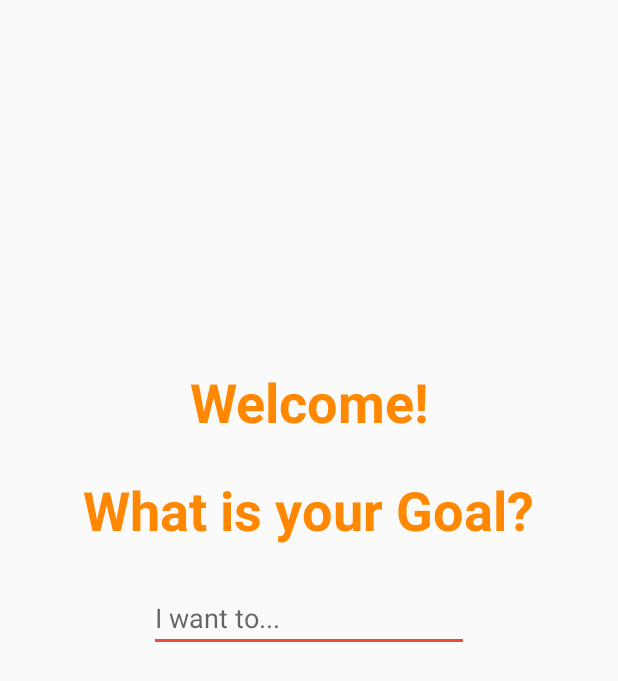
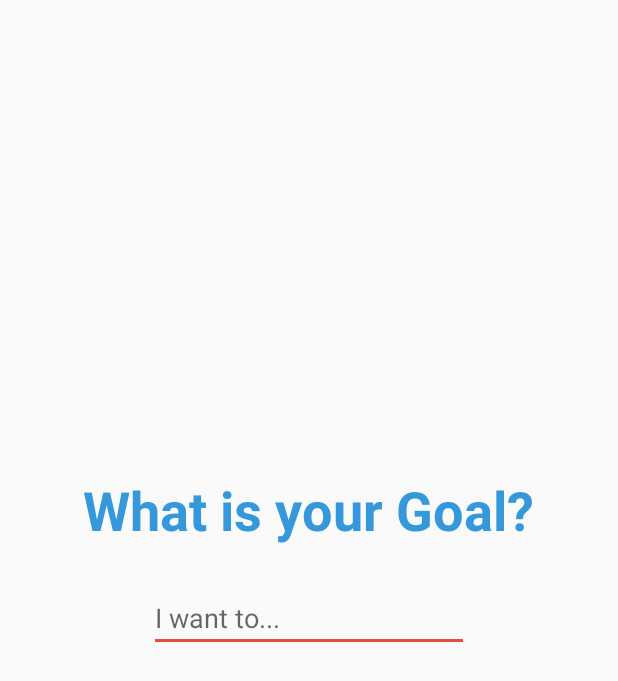
Before and after one commit to kelvinharron/mind-body-bro, an Android app: the screen it shows after launch (MainActivity), on a phone screen of 412 x 824 dp. Shown: the top 681 px of the screen. Run offline under Robolectric (Android 15) with nearby library versions, the light colour scheme and no system bars.

Commit message:
fixed priority issue

```diff
--- a/app/src/main/java/com/example/kelvinharron/mind_body_bro/AdapterMoveGoal.java
+++ b/app/src/main/java/com/example/kelvinharron/mind_body_bro/AdapterMoveGoal.java
@@ -39,13 +39,12 @@ public class AdapterMoveGoal extends RecyclerView.Adapter<AdapterMoveGoal.GoalVi
 
         holder.goalName.setText(goal.getGoalName());
         holder.goalDateCreated.setText(goal.getGoalCreatedDate());
-//        holder.goalPriority.setText(goal.getGoalPriority());
+        holder.goalPriority.setText(String.valueOf(goal.getGoalPriority()));
 
     }
 
     @Override
     public int getItemCount() {
-
         return moveGoalData.size();
     }
 
--- a/app/src/main/java/com/example/kelvinharron/mind_body_bro/Goal.java
+++ b/app/src/main/java/com/example/kelvinharron/mind_body_bro/Goal.java
@@ -59,7 +59,6 @@ public class Goal {
         } else if (priority > 3) {
             priority = 3;
         }
-
         goalPriority = priority;
     }
 
--- a/app/src/main/res/layout/activity_main.xml
+++ b/app/src/main/res/layout/activity_main.xml
@@ -12,19 +12,6 @@
     android:orientation="vertical">
 
 
-    <TextView
-
-        android:layout_width="wrap_content"
-        android:text="Welcome!"
-        android:textSize="36sp"
-        android:textStyle="bold"
-        android:layout_height="wrap_content"
-        android:textAlignment="center"
-        android:textColor="@android:color/holo_orange_dark"
-        android:layout_marginBottom="97dp"
-        android:layout_above="@+id/goalEditText"
-        android:layout_centerHorizontal="true" />
-
     <EditText
         android:layout_width="wrap_content"
         android:layout_height="wrap_content"
@@ -34,7 +21,7 @@
         android:layout_centerVertical="true"
         android:layout_centerHorizontal="true"
         android:hint="I want to..."
-        android:textColor="?attr/colorPrimary" />
+        android:textColor="@color/themeBlue" />
 
     <TextView
 
@@ -43,7 +30,7 @@
         android:textSize="36sp"
         android:textStyle="bold"
         android:layout_height="wrap_content"
-        android:textColor="@android:color/holo_orange_dark"
+        android:textColor="@color/themeBlue"
         android:layout_above="@+id/goalEditText"
         android:layout_centerHorizontal="true"
         android:layout_marginBottom="25dp" />
--- a/app/src/main/res/layout/fragment_bro.xml
+++ b/app/src/main/res/layout/fragment_bro.xml
@@ -8,6 +8,8 @@
         android:layout_width="wrap_content"
         android:layout_height="wrap_content"
         android:layout_centerInParent="true"
+        android:textStyle="italic"
+        android:textColor="@color/themeBlue"
         android:text="Bro Goals"
         android:textAppearance="?android:attr/textAppearanceLarge"/>
 
--- a/app/src/main/res/layout/fragment_bros.xml
+++ b/app/src/main/res/layout/fragment_bros.xml
@@ -9,6 +9,8 @@
         android:layout_height="wrap_content"
         android:layout_centerInParent="true"
         android:text="Bros Goals"
+        android:textStyle="italic"
+        android:textColor="@color/themeBlue"
         android:textAppearance="?android:attr/textAppearanceLarge"/>
 
 </RelativeLayout>
--- a/app/src/main/res/layout/fragment_grow.xml
+++ b/app/src/main/res/layout/fragment_grow.xml
@@ -9,6 +9,8 @@
         android:layout_height="wrap_content"
         android:layout_centerInParent="true"
         android:text="Grow Goals"
+        android:textStyle="italic"
+        android:textColor="@color/themeBlue"
         android:textAppearance="?android:attr/textAppearanceLarge"/>
 
 </RelativeLayout>
--- a/app/src/main/res/layout/fragment_move.xml
+++ b/app/src/main/res/layout/fragment_move.xml
@@ -10,6 +10,8 @@
         android:layout_height="wrap_content"
         android:layout_centerInParent="true"
         android:text="Move Goals"
+        android:textStyle="italic"
+        android:textColor="@color/themeBlue"
         android:textAppearance="?android:attr/textAppearanceLarge"/>
 
     <android.support.v7.widget.RecyclerView
```
